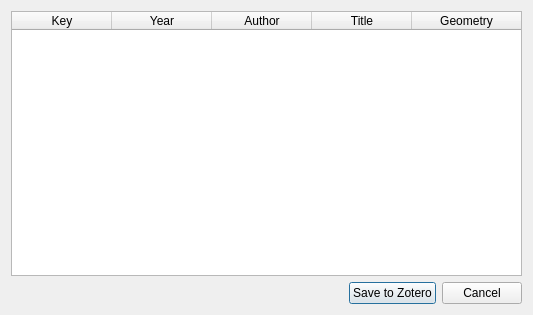
First picture: the form in table_interface.ui, repository MicheleTobias/LiteratureMapper, before the edit.
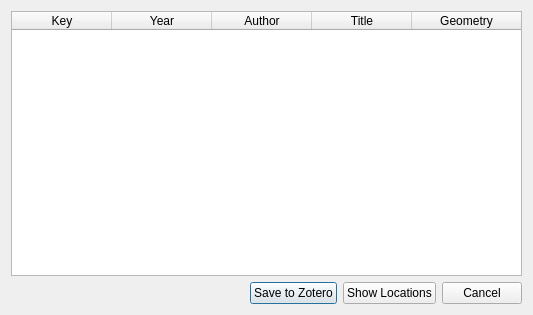
Second picture: the form after the edit.

Commit message: Show points button

The edit to the form file:
```diff
--- a/table_interface.ui
+++ b/table_interface.ui
@@ -103,6 +103,19 @@
          </property>
         </widget>
        </item>
+       <item>
+        <widget class="QPushButton" name="pushButton_Show">
+         <property name="sizePolicy">
+          <sizepolicy hsizetype="Fixed" vsizetype="Fixed">
+           <horstretch>0</horstretch>
+           <verstretch>0</verstretch>
+          </sizepolicy>
+         </property>
+         <property name="text">
+          <string>Show Locations</string>
+         </property>
+        </widget>
+       </item>
        <item>
         <widget class="QDialogButtonBox" name="buttonBox">
          <property name="sizePolicy">
```
The commit also changes 2 other files.
